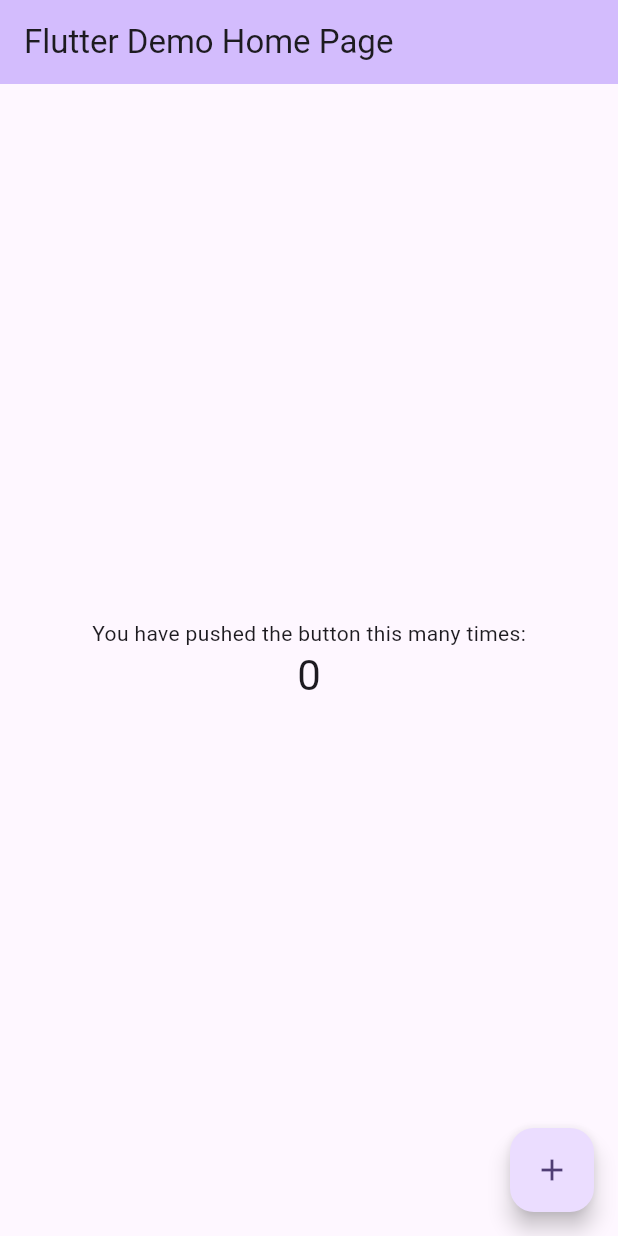
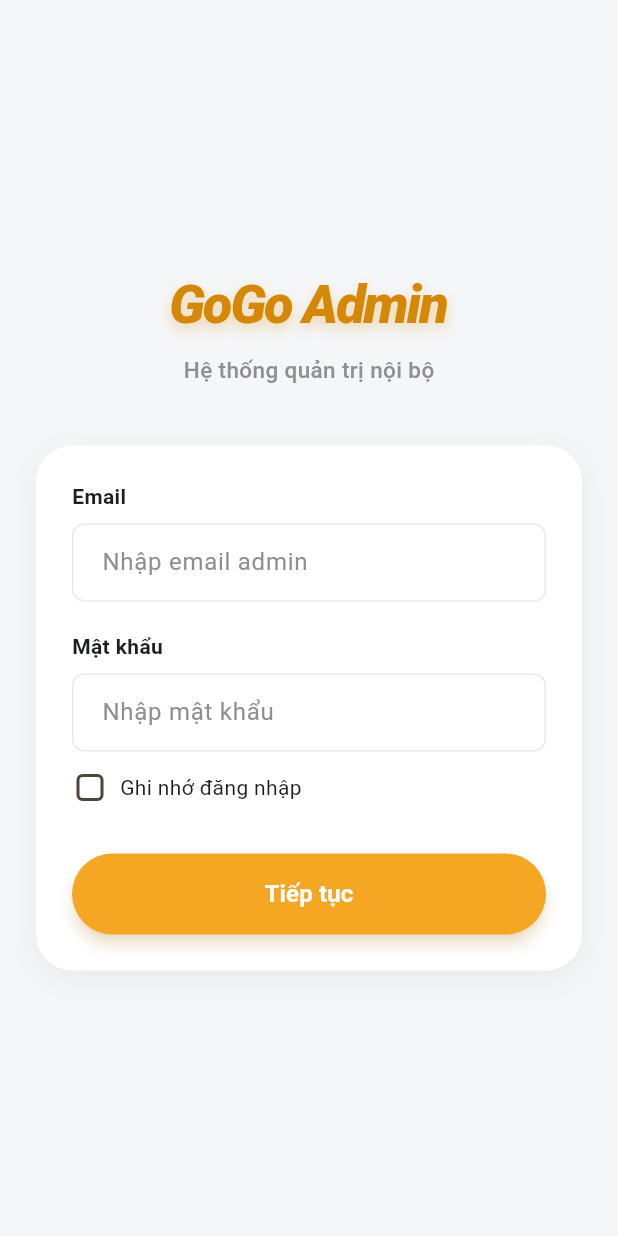
Before and after one commit to chuonghoai/PingMe-Manager, a Flutter app: the screen it shows after launch, on a phone screen of 412 x 824 dp. Run offline on Flutter 3.47's test engine with Material 3 defaults, Android fonts, the phone set to English and light mode, and no system bars; our stand-ins replace dio, shared_preferences.

Commit message:
build structure and add features login

```diff
--- /dev/null
+++ b/lib/features/auth/repository/auth_repository.dart
@@ -0,0 +1,19 @@
+import '../../../core/network/api_client.dart';
+import '../../../core/network/api_response.dart';
+
+class AuthRepository {
+  final ApiClient _apiClient = ApiClient();
+
+  Future<ApiResponse> login(String email, String password, bool rememberMe) async {
+    final response = await _apiClient.client.post(
+      '/admin/auth/login',
+      data: {
+        'email': email,
+        'password': password,
+        'rememberMe': rememberMe,
+      },
+    );
+
+    return response.data as ApiResponse;
+  }
+}
--- /dev/null
+++ b/lib/features/auth/service/auth_service.dart
@@ -0,0 +1,32 @@
+import 'package:dio/dio.dart';
+import '../../../core/storage/local_storage.dart';
+import 'dto/response/login_response_model.dart';
+import '../repository/auth_repository.dart';
+
+class AuthService {
+  final AuthRepository _repository = AuthRepository();
+
+  Future<String?> processLogin(
+    String email,
+    String password,
+    bool rememberMe,
+  ) async {
+    try {
+      final apiResponse = await _repository.login(email, password, rememberMe);
+
+      if (apiResponse.success && apiResponse.data != null) {
+        final loginData = LoginResponseModel.fromJson(apiResponse.data);
+
+        await LocalStorage.setToken(loginData.tempToken);
+
+        return null;
+      } else {
+        return apiResponse.message ?? "Lỗi không xác định từ máy chủ.";
+      }
+    } on DioException catch (e) {
+      return e.error?.toString() ?? "Lỗi kết nối máy chủ.";
+    } catch (e) {
+      return "Đã xảy ra lỗi hệ thống: $e";
+    }
+  }
+}
--- /dev/null
+++ b/lib/features/auth/ui/login/login_controller.dart
@@ -0,0 +1,39 @@
+import 'package:flutter/material.dart';
+import '../../service/auth_service.dart';
+
+class LoginController extends ChangeNotifier {
+  final AuthService _authService = AuthService();
+
+  bool isLoading = false;
+  String? errorMessage;
+  bool rememberMe = false;
+
+  void toggleRememberMe(bool? value) {
+    rememberMe = value ?? false;
+    notifyListeners();
+  }
+
+  Future<bool> login(String email, String password) async {
+    if (email.isEmpty || password.isEmpty) {
+      errorMessage = "Vui lòng nhập đầy đủ email và mật khẩu.";
+      notifyListeners();
+      return false;
+    }
+
+    isLoading = true;
+    errorMessage = null;
+    notifyListeners();
+
+    final error = await _authService.processLogin(email, password, rememberMe);
+
+    isLoading = false;
+    if (error == null) {
+      notifyListeners();
+      return true;
+    } else {
+      errorMessage = error;
+      notifyListeners();
+      return false;
+    }
+  }
+}
--- /dev/null
+++ b/lib/features/auth/ui/login/login_screen.dart
@@ -0,0 +1,277 @@
+// ignore_for_file: deprecated_member_use, use_build_context_synchronously, use_super_parameters
+
+import 'package:flutter/material.dart';
+import 'login_controller.dart';
+
+class LoginScreen extends StatefulWidget {
+  const LoginScreen({Key? key}) : super(key: key);
+
+  @override
+  State<LoginScreen> createState() => _LoginScreenState();
+}
+
+class _LoginScreenState extends State<LoginScreen> {
+  // Color design
+  final Color amberGold = const Color(0xFFF5A623);
+  final Color darkAmber = const Color(0xFFD48806);
+  final Color textMain = const Color(0xFF1C1E21);
+  final Color textSub = const Color(0xFF8E8E93);
+  final Color bgDarker = const Color(0xFFF5F6F8);
+  final Color borderColor = const Color(0xFFEAEAEA);
+
+  // Controller init
+  final LoginController _controller = LoginController();
+  final TextEditingController _emailController = TextEditingController();
+  final TextEditingController _passwordController = TextEditingController();
+
+  @override
+  void dispose() {
+    _controller.dispose();
+    _emailController.dispose();
+    _passwordController.dispose();
+    super.dispose();
+  }
+
+  // Handle: Login
+  void _handleLogin() async {
+    FocusScope.of(context).unfocus();
+
+    bool success = await _controller.login(
+      _emailController.text.trim(),
+      _passwordController.text,
+    );
+
+    if (success) {
+      // TODO: Thành công -> Chuyển hướng sang màn Verify OTP
+      ScaffoldMessenger.of(context).showSnackBar(
+        const SnackBar(
+          content: Text("Vui lòng kiểm tra email để lấy mã OTP!"),
+          backgroundColor: Color(0xFF34C759),
+        ),
+      );
+    }
+  }
+
+  @override
+  Widget build(BuildContext context) {
+    return Scaffold(
+      backgroundColor: bgDarker,
+      body: Center(
+        child: SingleChildScrollView(
+          padding: const EdgeInsets.all(24.0),
+          child: Column(
+            mainAxisAlignment: MainAxisAlignment.center,
+            children: [
+              // LOGO
+              Text(
+                "GoGo Admin",
+                style: TextStyle(
+                  fontSize: 36,
+                  fontWeight: FontWeight.w900,
+                  fontStyle: FontStyle.italic,
+                  letterSpacing: -1.5,
+                  color: darkAmber,
+                  shadows: [
+                    Shadow(
+                      color: darkAmber.withOpacity(0.3),
+                      offset: const Offset(0, 4),
+                      blurRadius: 10,
+                    ),
+                  ],
+                ),
+              ),
+              const SizedBox(height: 8),
+              Text(
+                "Hệ thống quản trị nội bộ",
+                style: TextStyle(
+                  fontSize: 15,
+                  color: textSub,
+                  fontWeight: FontWeight.w500,
+                ),
+              ),
+              const SizedBox(height: 40),
+
+              // Login Card
+              Container(
+                padding: const EdgeInsets.all(24.0),
+                decoration: BoxDecoration(
+                  color: Colors.white,
+                  borderRadius: BorderRadius.circular(24),
+                  boxShadow: [
+                    BoxShadow(
+                      color: Colors.black.withOpacity(0.05),
+                      blurRadius: 15,
+                      offset: const Offset(0, 5),
+                    ),
+                  ],
+                ),
+                child: AnimatedBuilder(
+                  animation: _controller,
+                  builder: (context, child) {
+                    return Column(
+                      crossAxisAlignment: CrossAxisAlignment.stretch,
+                      children: [
+                        // Error message
+                        if (_controller.errorMessage != null) ...[
+                          Container(
+                            padding: const EdgeInsets.all(12),
+                            decoration: BoxDecoration(
+                              color: const Color(0xFFFF3B30).withOpacity(0.1),
+                              borderRadius: BorderRadius.circular(8),
+                            ),
+                            child: Text(
+                              _controller.errorMessage!,
+                              style: const TextStyle(
+                                color: Color(0xFFFF3B30),
+                                fontSize: 14,
+                                fontWeight: FontWeight.w500,
+                              ),
+                              textAlign: TextAlign.center,
+                            ),
+                          ),
+                          const SizedBox(height: 20),
+                        ],
+
+                        // Input Email
+                        Text(
+                          "Email",
+                          style: TextStyle(
+                            color: textMain,
+                            fontWeight: FontWeight.w600,
+                            fontSize: 14,
+                          ),
+                        ),
+                        const SizedBox(height: 8),
+                        TextField(
+                          controller: _emailController,
+                          keyboardType: TextInputType.emailAddress,
+                          decoration: InputDecoration(
+                            hintText: "Nhập email admin",
+                            hintStyle: TextStyle(color: textSub),
+                            contentPadding: const EdgeInsets.symmetric(
+                              horizontal: 16,
+                              vertical: 14,
+                            ),
+                            filled: true,
+                            fillColor: Colors.white,
+                            enabledBorder: OutlineInputBorder(
+                              borderRadius: BorderRadius.circular(8),
+                              borderSide: BorderSide(color: borderColor),
+                            ),
+                            focusedBorder: OutlineInputBorder(
+                              borderRadius: BorderRadius.circular(8),
+                              borderSide: BorderSide(
+                                color: amberGold,
+                                width: 1.5,
+                              ),
+                            ),
+                          ),
+                        ),
+                        const SizedBox(height: 20),
+
+                        // Input password
+                        Text(
+                          "Mật khẩu",
+                          style: TextStyle(
+                            color: textMain,
+                            fontWeight: FontWeight.w600,
+                            fontSize: 14,
+                          ),
+                        ),
+                        const SizedBox(height: 8),
+                        TextField(
+                          controller: _passwordController,
+                          obscureText: true,
+                          decoration: InputDecoration(
+                            hintText: "Nhập mật khẩu",
+                            hintStyle: TextStyle(color: textSub),
+                            contentPadding: const EdgeInsets.symmetric(
+                              horizontal: 16,
+                              vertical: 14,
+                            ),
+                            filled: true,
+                            fillColor: Colors.white,
+                            enabledBorder: OutlineInputBorder(
+                              borderRadius: BorderRadius.circular(8),
+                              borderSide: BorderSide(color: borderColor),
+                            ),
+                            focusedBorder: OutlineInputBorder(
+                              borderRadius: BorderRadius.circular(8),
+                              borderSide: BorderSide(
+                                color: amberGold,
+                                width: 1.5,
+                              ),
+                            ),
+                          ),
+                        ),
+                        const SizedBox(height: 12),
+
+                        // Remember me?
+                        Row(
+                          children: [
+                            SizedBox(
+                              width: 24,
+                              height: 24,
+                              child: Checkbox(
+                                value: _controller.rememberMe,
+                                activeColor: amberGold,
+                                shape: RoundedRectangleBorder(
+                                  borderRadius: BorderRadius.circular(4),
+                                ),
+                                onChanged: _controller.toggleRememberMe,
+                              ),
+                            ),
+                            const SizedBox(width: 8),
+                            Text(
+                              "Ghi nhớ đăng nhập",
+                              style: TextStyle(color: textMain, fontSize: 14),
+                            ),
+                          ],
+                        ),
+                        const SizedBox(height: 32),
+
+                        // Login Button
+                        ElevatedButton(
+                          onPressed: _controller.isLoading
+                              ? null
+                              : _handleLogin,
+                          style: ElevatedButton.styleFrom(
+                            backgroundColor: amberGold,
+                            disabledBackgroundColor: amberGold.withOpacity(0.5),
+                            elevation: 4,
+                            shadowColor: amberGold.withOpacity(0.4),
+                            minimumSize: const Size(double.infinity, 54),
+                            shape: RoundedRectangleBorder(
+                              borderRadius: BorderRadius.circular(27),
+                            ),
+                          ),
+                          child: _controller.isLoading
+                              ? const SizedBox(
+                                  width: 24,
+                                  height: 24,
+                                  child: CircularProgressIndicator(
+                                    color: Colors.white,
+                                    strokeWidth: 2,
+                                  ),
+                                )
+                              : const Text(
+                                  "Tiếp tục",
+                                  style: TextStyle(
+                                    color: Colors.white,
+                                    fontSize: 16,
+                                    fontWeight: FontWeight.bold,
+                                  ),
+                                ),
+                        ),
+                      ],
+                    );
+                  },
+                ),
+              ),
+            ],
+          ),
+        ),
+      ),
+    );
+  }
+}
--- a/lib/main.dart
+++ b/lib/main.dart
@@ -1,122 +1,82 @@
+// ignore_for_file: unused_import
+
 import 'package:flutter/material.dart';
+import 'core/network/api_client.dart';
+import 'core/network/api_response.dart';
+import 'core/storage/local_storage.dart';
+import 'features/auth/ui/login/login_screen.dart';
+import 'main.dart';
 
-void main() {
-  runApp(const MyApp());
-}
-
-class MyApp extends StatelessWidget {
-  const MyApp({super.key});
-
-  // This widget is the root of your application.
+// Dummy home screen tmp
+class DummyHomeScreen extends StatelessWidget {
+  const DummyHomeScreen({Key? key}) : super(key: key);
   @override
   Widget build(BuildContext context) {
-    return MaterialApp(
-      title: 'Flutter Demo',
-      theme: ThemeData(
-        // This is the theme of your application.
-        //
-        // TRY THIS: Try running your application with "flutter run". You'll see
-        // the application has a purple toolbar. Then, without quitting the app,
-        // try changing the seedColor in the colorScheme below to Colors.green
-        // and then invoke "hot reload" (save your changes or press the "hot
-        // reload" button in a Flutter-supported IDE, or press "r" if you used
-        // the command line to start the app).
-        //
-        // Notice that the counter didn't reset back to zero; the application
-        // state is not lost during the reload. To reset the state, use hot
-        // restart instead.
-        //
-        // This works for code too, not just values: Most code changes can be
-        // tested with just a hot reload.
-        colorScheme: .fromSeed(seedColor: Colors.deepPurple),
+    return Scaffold(
+      appBar: AppBar(title: const Text('Trang chủ Admin')),
+      body: Center(
+        child: ElevatedButton(
+          onPressed: () async {
+            // Đăng xuất thử
+            await LocalStorage.clearAll();
+            navigatorKey.currentState?.pushReplacementNamed('/login');
+          },
+          child: const Text('Đăng xuất'),
+        ),
       ),
-      home: const MyHomePage(title: 'Flutter Demo Home Page'),
     );
   }
 }
 
-class MyHomePage extends StatefulWidget {
-  const MyHomePage({super.key, required this.title});
+final GlobalKey<NavigatorState> navigatorKey = GlobalKey<NavigatorState>();
 
-  // This widget is the home page of your application. It is stateful, meaning
-  // that it has a State object (defined below) that contains fields that affect
-  // how it looks.
+void main() async {
+  WidgetsFlutterBinding.ensureInitialized();
 
-  // This class is the configuration for the state. It holds the values (in this
-  // case the title) provided by the parent (in this case the App widget) and
-  // used by the build method of the State. Fields in a Widget subclass are
-  // always marked "final".
+  final token = await LocalStorage.getToken();
+  String initialRoute = '/login';
 
-  final String title;
+  if (token != null && token.isNotEmpty) {
+    try {
+      final response = await ApiClient().client.get('/users/me');
+      final apiResponse = response.data as ApiResponse;
 
-  @override
-  State<MyHomePage> createState() => _MyHomePageState();
+      if (apiResponse.success) {
+        initialRoute = '/home';
+
+        if (apiResponse.data != null) {
+          await LocalStorage.setUser(apiResponse.data);
+        }
+      }
+    } catch (e) {
+      await LocalStorage.clearAll();
+      initialRoute = '/login';
+    }
+  }
+
+  runApp(MyApp(initialRoute: initialRoute));
 }
 
-class _MyHomePageState extends State<MyHomePage> {
-  int _counter = 0;
+class MyApp extends StatelessWidget {
+  final String initialRoute;
 
-  void _incrementCounter() {
-    setState(() {
-      // This call to setState tells the Flutter framework that something has
-      // changed in this State, which causes it to rerun the build method below
-      // so that the display can reflect the updated values. If we changed
-      // _counter without calling setState(), then the build method would not be
-      // called again, and so nothing would appear to happen.
-      _counter++;
-    });
-  }
+  const MyApp({Key? key, required this.initialRoute}) : super(key: key);
 
   @override
   Widget build(BuildContext context) {
-    // This method is rerun every time setState is called, for instance as done
-    // by the _incrementCounter method above.
-    //
-    // The Flutter framework has been optimized to make rerunning build methods
-    // fast, so that you can just rebuild anything that needs updating rather
-    // than having to individually change instances of widgets.
-    return Scaffold(
-      appBar: AppBar(
-        // TRY THIS: Try changing the color here to a specific color (to
-        // Colors.amber, perhaps?) and trigger a hot reload to see the AppBar
-        // change color while the other colors stay the same.
-        backgroundColor: Theme.of(context).colorScheme.inversePrimary,
-        // Here we take the value from the MyHomePage object that was created by
-        // the App.build method, and use it to set our appbar title.
-        title: Text(widget.title),
+    return MaterialApp(
+      title: 'GoGo Admin',
+      navigatorKey: navigatorKey,
+      debugShowCheckedModeBanner: false,
+      theme: ThemeData(
+        colorScheme: ColorScheme.fromSeed(seedColor: const Color(0xFFF5A623)),
+        useMaterial3: true,
       ),
-      body: Center(
-        // Center is a layout widget. It takes a single child and positions it
-        // in the middle of the parent.
-        child: Column(
-          // Column is also a layout widget. It takes a list of children and
-          // arranges them vertically. By default, it sizes itself to fit its
-          // children horizontally, and tries to be as tall as its parent.
-          //
-          // Column has various properties to control how it sizes itself and
-          // how it positions its children. Here we use mainAxisAlignment to
-          // center the children vertically; the main axis here is the vertical
-          // axis because Columns are vertical (the cross axis would be
-          // horizontal).
-          //
-          // TRY THIS: Invoke "debug painting" (choose the "Toggle Debug Paint"
-          // action in the IDE, or press "p" in the console), to see the
-          // wireframe for each widget.
-          mainAxisAlignment: .center,
-          children: [
-            const Text('You have pushed the button this many times:'),
-            Text(
-              '$_counter',
-              style: Theme.of(context).textTheme.headlineMedium,
-            ),
-          ],
-        ),
-      ),
-      floatingActionButton: FloatingActionButton(
-        onPressed: _incrementCounter,
-        tooltip: 'Increment',
-        child: const Icon(Icons.add),
-      ),
+      initialRoute: initialRoute,
+      routes: {
+        '/login': (context) => const LoginScreen(),
+        '/home': (context) => const DummyHomeScreen(), // Dummy home tmp
+      },
     );
   }
 }
--- a/pubspec.yaml
+++ b/pubspec.yaml
@@ -2,7 +2,7 @@ name: pingme_manager
 description: "A new Flutter project."
 # The following line prevents the package from being accidentally published to
 # pub.dev using `flutter pub publish`. This is preferred for private packages.
-publish_to: 'none' # Remove this line if you wish to publish to pub.dev
+publish_to: "none" # Remove this line if you wish to publish to pub.dev
 
 # The following defines the version and build number for your application.
 # A version number is three numbers separated by dots, like 1.2.43
@@ -30,6 +30,8 @@ environment:
 dependencies:
   flutter:
     sdk: flutter
+  dio: ^5.4.0
+  shared_preferences: ^2.2.2
 
   # The following adds the Cupertino Icons font to your application.
   # Use with the CupertinoIcons class for iOS style icons.
@@ -51,7 +53,6 @@ dev_dependencies:
 
 # The following section is specific to Flutter packages.
 flutter:
-
   # The following line ensures that the Material Icons font is
   # included with your application, so that you can use the icons in
   # the material Icons class.
```
Also changed, not shown: lib/core/network/api_client.dart (added, +106 -0 lines), lib/core/network/api_response.dart (added, +36 -0 lines), lib/core/storage/local_storage.dart (added, +62 -0 lines), lib/features/auth/service/dto/response/login_response_model.dart (added, +13 -0 lines), pubspec.lock, 2 other files.
